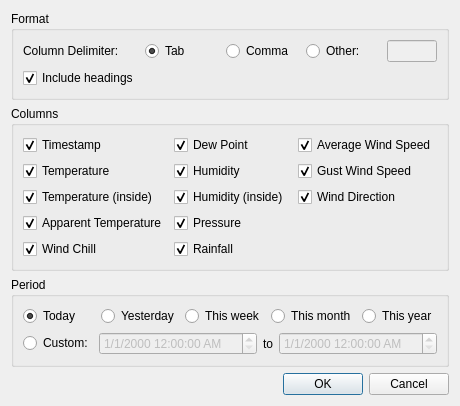
Above: desktop/exportdialog.ui from davidrg/zxweather before the change. Below: the same form after it.
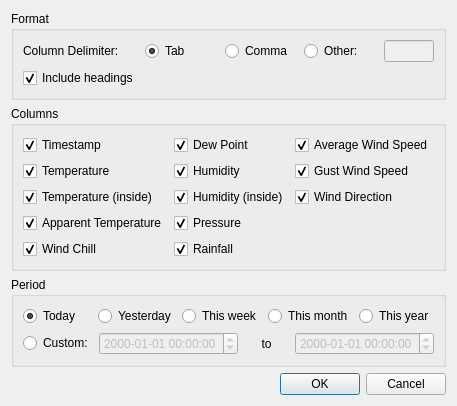
That is the form after the change. Icons and pictures are not drawn.

Commit message:
Changed the format string on all QDateTimeEdits. The default format string was making the widgets completely unsuable from the keyboard (I can only assume this is a Qt bug). The format string from the Qt demo application seems to work fine though.
The custom options on the export dialog and chart options dialog are now
defaulted to the last 24 hours rather than 1/01/2000 00:00:00.

The edit to the form file:
```diff
--- a/desktop/exportdialog.ui
+++ b/desktop/exportdialog.ui
@@ -291,7 +291,7 @@
            <bool>false</bool>
           </property>
           <property name="displayFormat">
-           <string>d/M/yyyy h:mm:ss AP</string>
+           <string>yyyy-MM-dd hh:mm:ss</string>
           </property>
          </widget>
         </item>
@@ -317,7 +317,7 @@
            <bool>false</bool>
           </property>
           <property name="displayFormat">
-           <string>d/M/yyyy h:mm:ss AP</string>
+           <string>yyyy-MM-dd hh:mm:ss</string>
           </property>
          </widget>
         </item>
```
The commit also changes 3 other files.
